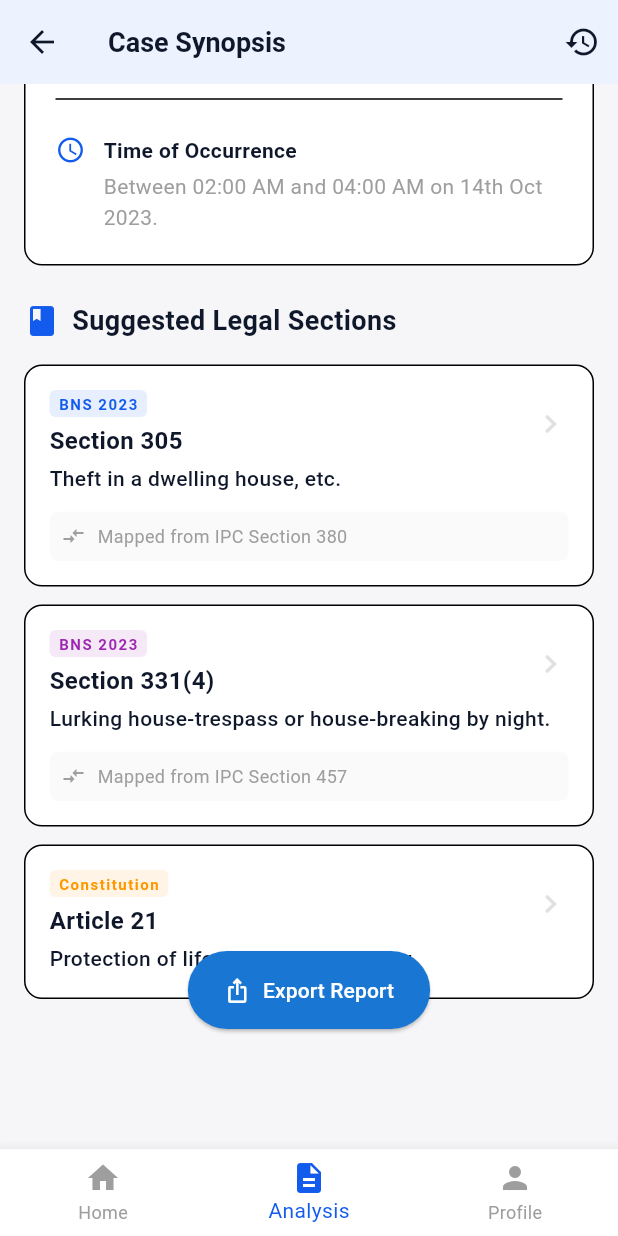
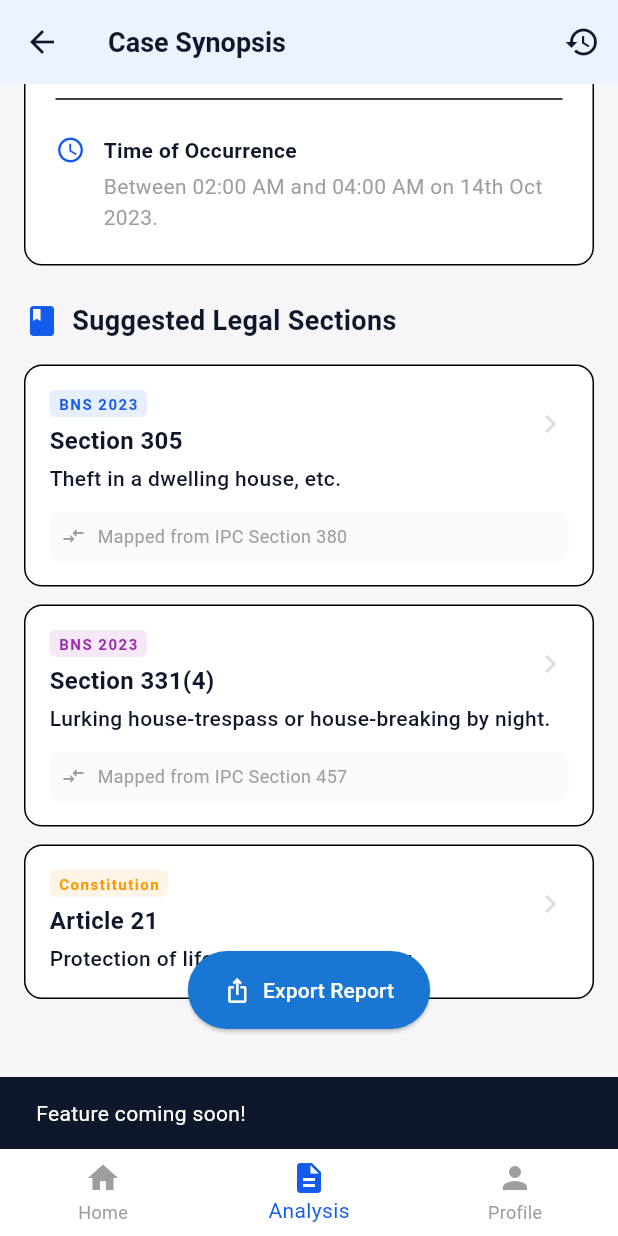
Before and after one commit to bidhanranjandutta-hue/flutter-aap, a Flutter app: the CaseSynopsisScreen screen opened by its route, scrolled down 512 dp, after a tap on "Export Report", on a phone screen of 412 x 824 dp. Run offline on Flutter 3.47's test engine with Material 3 defaults, Android fonts, the phone set to English and light mode, and no system bars.

Commit message:
refactor: add standard placeholder to empty Export Report action
Adds a standard placeholder (SnackBar with 'Feature coming soon!' and // TODO comment) to the previously empty onPressed callback of the 'Export Report' ElevatedButton in the CaseSynopsisScreen.

Co-authored-by: bidhanranjandutta-hue <261243018+bidhanranjandutta-hue@users.noreply.github.com>

```diff
--- a/lib/screens/case_synopsis_screen.dart
+++ b/lib/screens/case_synopsis_screen.dart
@@ -242,7 +242,12 @@ class _CaseSynopsisScreenState extends State<CaseSynopsisScreen>
             right: 0,
             child: Center(
               child: ElevatedButton.icon(
-                onPressed: () {},
+                onPressed: () {
+                  // TODO: Implement feature
+                  ScaffoldMessenger.of(context).showSnackBar(
+                    const SnackBar(content: Text('Feature coming soon!')),
+                  );
+                },
                 icon: const Icon(Icons.ios_share),
                 label: const Text('Export Report'),
                 style: ElevatedButton.styleFrom(
```
